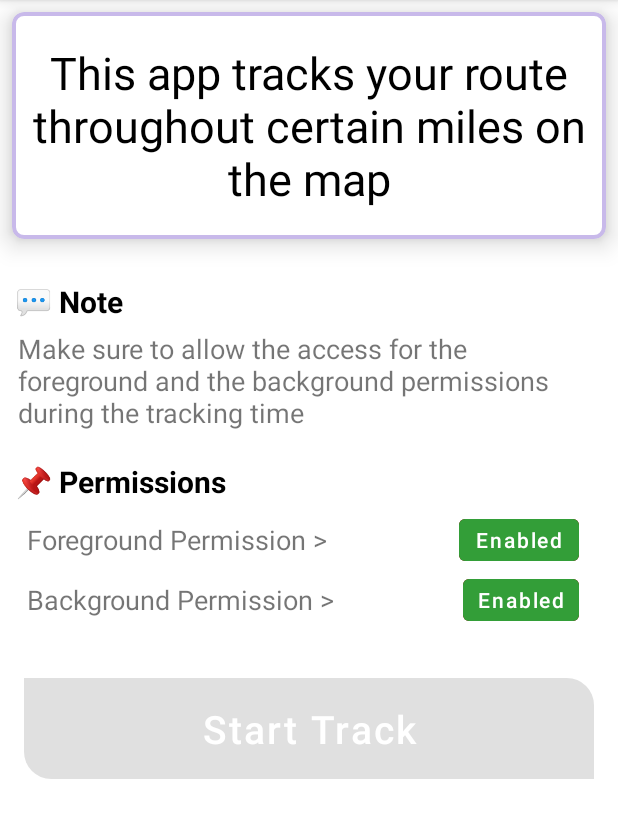
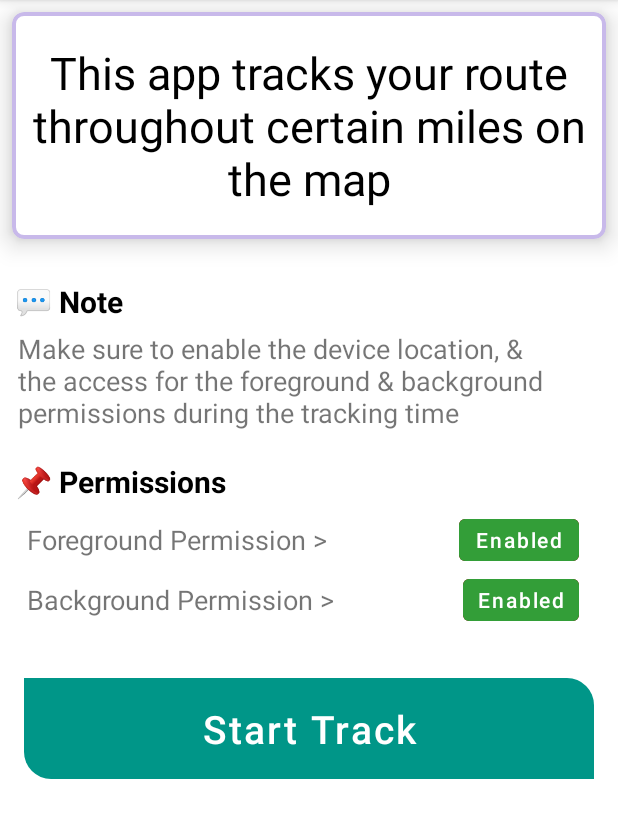
Before and after one commit to fares-atiaw/Track-my-Track, an Android app: the screen it shows after launch (MainActivity), on a phone screen of 412 x 824 dp, the part 84-922 px from its top. Run offline under Robolectric (Android 15) with nearby library versions, the phone set to English and light mode, and no system bars; our stand-ins replace data binding.

Commit message:
#Done #Processing #Next #Then
#Done:
- update the note with user's location
- user's location to start/stop functionality

#Next:
- (second half) RecordedLocationsFragment's UI
- Create room

#Then
- TODOs

```diff
--- a/app/src/main/java/com/example/trackmytrack/ui/MainViewModel.kt
+++ b/app/src/main/java/com/example/trackmytrack/ui/MainViewModel.kt
@@ -14,6 +14,10 @@ class MainViewModel : ViewModel() {
     val backgroundEnabled : LiveData<Boolean>
         get() = _backgroundEnabled
 
+    private var _allGranted = MutableLiveData<Boolean>(false)
+    val allGranted : LiveData<Boolean>
+        get() = _allGranted
+
     fun enableForeground() {
         _foregroundEnabled.postValue(true)
     }
@@ -22,4 +26,12 @@ class MainViewModel : ViewModel() {
         _backgroundEnabled.postValue(true)
     }
 
+    fun allNeedsAreGranted() {
+        _allGranted.postValue(true)
+    }
+//    fun disableStartStop() {
+//        _allGranted.postValue(false)
+//    }
+
+
 }
--- a/app/src/main/java/com/example/trackmytrack/utils/BindingAdapters.kt
+++ b/app/src/main/java/com/example/trackmytrack/utils/BindingAdapters.kt
@@ -22,3 +22,10 @@ fun checkIfEnabled(btn: Button, flag: Boolean)
 //        btn.setBackgroundColor(Color.parseColor("950505"))    //btn.resources.getColor(R.color.custom_red)
     }
 }
+
+@BindingAdapter("android:checkForAction")
+fun checkForActions(btn: Button, flag: Boolean)
+{
+//        btn.isEnabled = !flag
+//        btn.isActivated = !flag
+}
--- a/app/src/main/java/com/example/trackmytrack/utils/constraints.kt
+++ b/app/src/main/java/com/example/trackmytrack/utils/constraints.kt
@@ -6,6 +6,7 @@ import androidx.annotation.RequiresApi
 
 /**Variables**/
 val runningQOrLater = Build.VERSION.SDK_INT >= Build.VERSION_CODES.Q
+const val REQUEST_TURN_DEVICE_LOCATION_ON = 11
 
 /**Functions**/
 fun getForegroundPermissionsArray(): Array<String>
--- a/app/src/main/res/layout/fragment_primer.xml
+++ b/app/src/main/res/layout/fragment_primer.xml
@@ -141,11 +141,12 @@
                 android:layout_marginVertical="32dp"
                 android:padding="10dp"
                 android:text="Start Track"
+                android:checkForAction="@{data.allGranted}"
                 android:textSize="26sp"
                 android:textAllCaps="false"
                 android:textColor="@color/white"
                 android:letterSpacing="0.05"
-                android:enabled="false" />
+                />
 
         </LinearLayout>
     </ScrollView>
--- a/app/src/main/res/values/strings.xml
+++ b/app/src/main/res/values/strings.xml
@@ -1,11 +1,12 @@
 <resources>
     <string name="app_name">Track your track</string>
     <string name="hello_blank_fragment">Hello blank fragment</string>
-    <string name="settings">Settings</string>
+    <string name="settings">Go Settings</string>
+    <string name="enable">Go Enable</string>
 
     <!-- TODO: Text -->
     <string name="app_definition">This app tracks your route throughout certain miles on the map</string>
-    <string name="permissions_note">Make sure to allow the access for the foreground and the background permissions during the tracking time</string>
+    <string name="permissions_note">Make sure to enable the device location, \u0026 the access for the foreground \u0026 background permissions during the tracking time</string>
 
 <!--  TODO: Snakebar-->
     <string name="foreground_permission_required_error">Foreground permission must be granted to use the app</string>
```
Also changed, not shown: app/build.gradle (+10 -0 lines), app/src/main/java/com/example/trackmytrack/ui/PrimerFragment.kt (+98 -12 lines).
